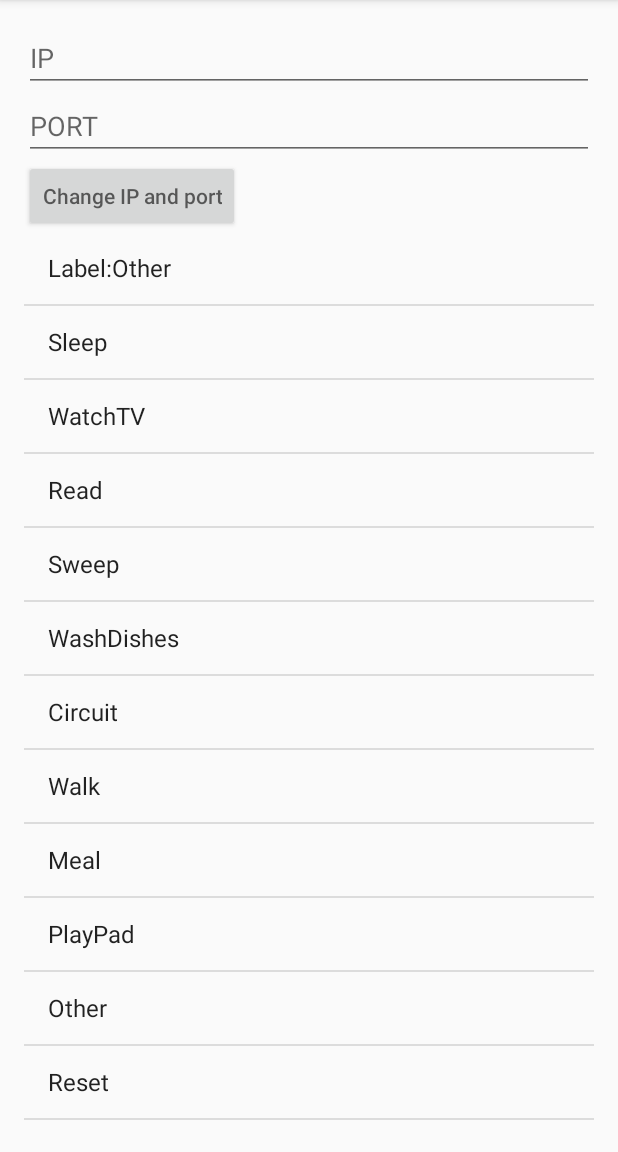
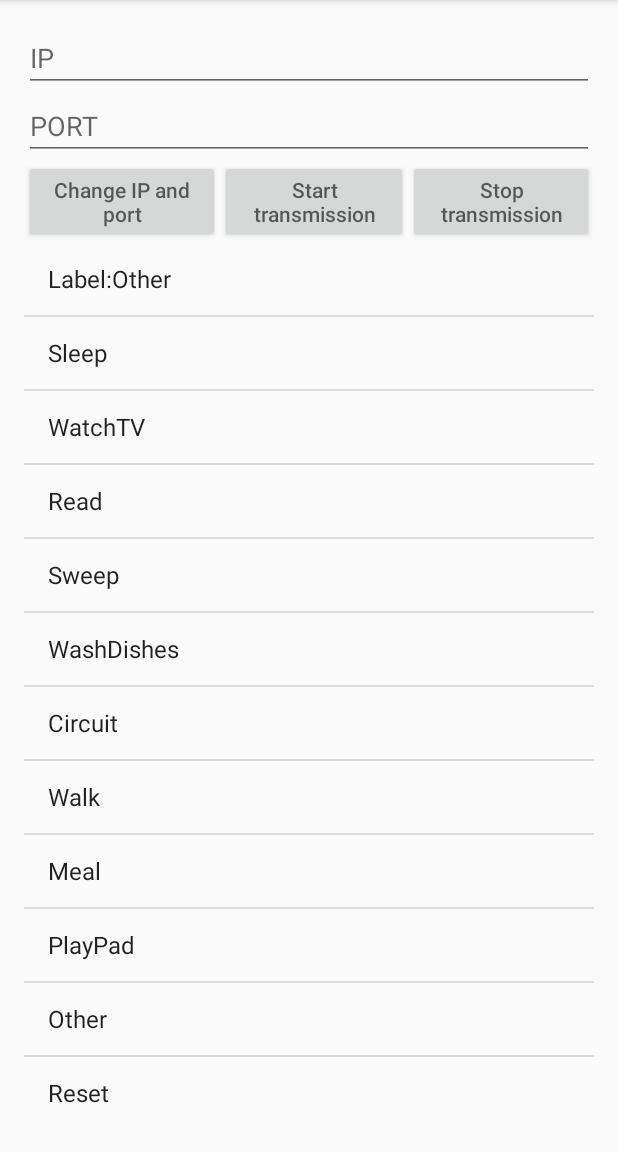
Before and after one commit to NTUSmartHome/ZenWatch, an Android app: the screen it shows after launch (MainActivity), on a phone screen of 412 x 824 dp, the part 84-1236 px from its top. Run offline under Robolectric (Android 15) with nearby library versions, the phone set to English and light mode, and no system bars; 2 statements that could not run were skipped.

```diff
--- a/mobile/src/main/java/com/example/mingje/zenwatch/LabelListFragment.java
+++ b/mobile/src/main/java/com/example/mingje/zenwatch/LabelListFragment.java
@@ -18,11 +18,12 @@ public class LabelListFragment extends ListFragment{
             "Circuit", "Walk", "Meal", "PlayPad", "Other", "Reset", "Set"};
     OnSetCurrentLabelListener mSetCurrentLabelCallback;
     private boolean setFlag = false;
+    private ArrayAdapter<String> arrayAdapter;
     public void onCreate(Bundle savedInstanceState){
         super.onCreate(savedInstanceState);
-
-        setListAdapter(new ArrayAdapter<String>(getActivity(), android.R.layout.simple_list_item_1,
-                labelList));
+        arrayAdapter = new ArrayAdapter<String>(getActivity(), android.R.layout.simple_list_item_1,
+                labelList);
+        setListAdapter(arrayAdapter);
     }
 
     public interface OnSetCurrentLabelListener{
@@ -51,6 +52,7 @@ public class LabelListFragment extends ListFragment{
                 break;
             case 11:
                 labelList[0] = "Label:Other";
+                mSetCurrentLabelCallback.onSetCurrentLabel(labelList[0]);
                 setFlag = false;
                 break;
             case 12:
@@ -66,6 +68,7 @@ public class LabelListFragment extends ListFragment{
                     labelList[0] = "Label:" + labelList[position];
                 }else
                     labelList[0] += " " + labelList[position];
+                arrayAdapter.notifyDataSetChanged();
                 break;
         }
     }
--- a/mobile/src/main/java/com/example/mingje/zenwatch/MainActivity.java
+++ b/mobile/src/main/java/com/example/mingje/zenwatch/MainActivity.java
@@ -1,8 +1,11 @@
 package com.example.mingje.zenwatch;
 
 import android.app.Fragment;
+import android.app.ListFragment;
+import android.content.Context;
 import android.os.Handler;
 import android.os.Message;
+import android.support.v4.app.FragmentTabHost;
 import android.support.v7.app.ActionBarActivity;
 import android.os.Bundle;
 import android.util.Log;
@@ -13,6 +16,7 @@ import android.view.View;
 import android.widget.Button;
 import android.widget.EditText;
 import android.widget.TextView;
+import android.widget.Toast;
 
 import com.google.android.gms.common.ConnectionResult;
 import com.google.android.gms.common.api.GoogleApiClient;
@@ -38,15 +42,18 @@ public class MainActivity extends ActionBarActivity implements  DataApi.DataList
         LabelListFragment.OnSetCurrentLabelListener {
 
     private final String SENSOR_SENSOR_KEY = "SENSOR";
-
+    private String currentLabel = "";
+    private Context MainActivity;
     private TextView mTextAcceleration;
     private EditText mEditTextIP;
     private EditText mEditTextPort;
     private Button mButtonChangeIPnPort;
+    private Button mButtonStartTransmission;
+    private Button mButtonStopTransmission;
     private GoogleApiClient mGoogleApiClient;
     private Handler mHandler;
-    private String address = "192.168.4.136";// 連線的ip
-    private int port = 8765;// 連線的port
+    private String address = "140.112.4.153";// 連線的ip
+    private int port = 55123;// 連線的port
 
     @Override
     protected void onCreate(Bundle savedInstanceState) {
@@ -54,9 +61,11 @@ public class MainActivity extends ActionBarActivity implements  DataApi.DataList
         setContentView(R.layout.activity_main);
         findViews();
         setListener();
+
         Display display = getWindowManager().getDefaultDisplay();
         LabelListFragment labelListFragment = new LabelListFragment();
         getFragmentManager().beginTransaction().replace(R.id.label_list_activity_main, labelListFragment).commit();
+
         mHandler = new Handler() {
 
             public void handleMessage(Message msg) {
@@ -82,9 +91,29 @@ public class MainActivity extends ActionBarActivity implements  DataApi.DataList
             public void onClick(View view) {
                 address = mEditTextIP.getText().toString();
                 port = Integer.valueOf(mEditTextPort.getText().toString());
+                //Toast.makeText(MainActivity, "Change Success", Toast.LENGTH_SHORT);
             }
         };
         mButtonChangeIPnPort.setOnClickListener(changeIPnPort);
+
+        View.OnClickListener startOrStopTransmissionListener = new View.OnClickListener(){
+
+            public void onClick(View view){
+                switch (view.getId()){
+                    case R.id.start_transmission_activity_main:
+                        mGoogleApiClient.connect();
+                        //Toast.makeText(MainActivity, "Start transmisson", Toast.LENGTH_SHORT);
+                        break;
+                    case R.id.stop_transmission_activity_main:
+                        Wearable.DataApi.removeListener(mGoogleApiClient, MainActivity.this);
+                        //Toast.makeText(MainActivity, "Stop transmisson", Toast.LENGTH_SHORT);
+                        mGoogleApiClient.disconnect();
+                        break;
+                }
+            }
+        };
+        mButtonStopTransmission.setOnClickListener(startOrStopTransmissionListener);
+        mButtonStartTransmission.setOnClickListener(startOrStopTransmissionListener);
     }
 
     public void findViews(){
@@ -92,6 +121,8 @@ public class MainActivity extends ActionBarActivity implements  DataApi.DataList
         mEditTextIP = (EditText) findViewById(R.id.ip_activity_main);
         mEditTextPort = (EditText) findViewById(R.id.port_activity_main);
         mButtonChangeIPnPort = (Button) findViewById(R.id.change_socket_activity_main);
+        mButtonStartTransmission = (Button) findViewById(R.id.start_transmission_activity_main);
+        mButtonStopTransmission = (Button) findViewById(R.id.stop_transmission_activity_main);
 
     }
 
@@ -110,7 +141,7 @@ public class MainActivity extends ActionBarActivity implements  DataApi.DataList
     @Override
     protected void onPause() {
         super.onPause();
-       // Wearable.DataApi.removeListener(mGoogleApiClient, this);
+        //Wearable.DataApi.removeListener(mGoogleApiClient, this);
         //mGoogleApiClient.disconnect();
     }
 
@@ -182,6 +213,8 @@ public class MainActivity extends ActionBarActivity implements  DataApi.DataList
                     BufferedOutputStream out = new BufferedOutputStream(client
                             .getOutputStream());
                     // 送出字串
+                    out.write((currentLabel + "\r\n").getBytes());
+                    out.flush();
                     out.write(fData.getBytes());
                     out.flush();
                     out.close();
@@ -211,9 +244,8 @@ public class MainActivity extends ActionBarActivity implements  DataApi.DataList
 
     @Override
     public void onSetCurrentLabel(String currentLabel) {
-        String[] data = new String[1];
-        data[0] = "";
-        data[0] += currentLabel;
-        socketClient(data);
+
+        this.currentLabel = currentLabel;
+        //socketClient(data);
     }
 }
--- a/mobile/src/main/res/layout/activity_main.xml
+++ b/mobile/src/main/res/layout/activity_main.xml
@@ -19,10 +19,32 @@
         android:layout_height="wrap_content"
         android:hint="@string/port_activity_main"
         android:inputType="text" />
-    <Button android:id="@+id/change_socket_activity_main"
-        android:layout_width="wrap_content"
-        android:layout_height="wrap_content"
-        android:hint="@string/change_socket_activity_main"/>
+    <LinearLayout
+
+        android:layout_width="match_parent"
+        android:layout_height="wrap_content">
+
+
+        <Button android:id="@+id/change_socket_activity_main"
+            android:layout_width="wrap_content"
+            android:layout_height="wrap_content"
+            android:layout_weight="0.5"
+            android:hint="@string/change_socket_activity_main"/>
+        <Button android:id="@+id/start_transmission_activity_main"
+            android:layout_width="wrap_content"
+            android:layout_height="wrap_content"
+            android:layout_weight="0.5"
+            android:hint="@string/start_transmission_activity_main"/>
+        <Button android:id="@+id/stop_transmission_activity_main"
+            android:layout_width="wrap_content"
+            android:layout_height="wrap_content"
+            android:layout_weight="0.5"
+            android:hint="@string/stop_transmission_activity_main"/>
+
+
+    </LinearLayout>
+
+
 
     <LinearLayout android:id="@+id/label_list_activity_main"
         android:orientation="vertical"
--- a/mobile/src/main/res/layout/activity_main_label_list_fragment.xml
+++ b/mobile/src/main/res/layout/activity_main_label_list_fragment.xml
@@ -6,7 +6,9 @@
 
     <ListView android:id="@id/android:list"
         android:layout_width="match_parent"
-        android:layout_height="wrap_content"></ListView>
+        android:layout_height="wrap_content"
+
+        ></ListView>
 
 
 </LinearLayout>
--- a/mobile/src/main/res/values/strings.xml
+++ b/mobile/src/main/res/values/strings.xml
@@ -7,6 +7,8 @@
     <string name="ip_activity_main">IP</string>
     <string name="port_activity_main">PORT</string>
     <string name="change_socket_activity_main">Change IP and port</string>
+    <string name="stop_transmission_activity_main">Stop transmission</string>
+    <string name="start_transmission_activity_main">Start transmission</string>
 
     <string name="sleep_activity_main">Sleep</string>
     <string name="watch_tv_activity_main">Watch TV</string>
--- a/wear/src/main/res/layout/rect_activity_main.xml
+++ b/wear/src/main/res/layout/rect_activity_main.xml
@@ -11,8 +11,8 @@
         android:layout_height="match_parent"
         android:orientation="vertical">
 
-        <Button android:id="@+id/show_data_activity_main" android:layout_width="match_parent"
-            android:layout_height="wrap_content" android:text="Connect"/>
+        <Button android:id="@+id/show_data_activity_main" android:layout_width="wrap_content"
+            android:layout_height="wrap_content" android:text="Invisble"/>
         <TextView android:id="@+id/isconnect_activity_main" android:layout_width="wrap_content"
             android:layout_height="wrap_content" android:layout_centerHorizontal="true"
             android:layout_centerVertical="true" android:text="@string/hello_square" />
```
Also changed, not shown: wear/src/main/java/com/example/mingje/zenwatch/MainActivity.java (+5 -4 lines).
